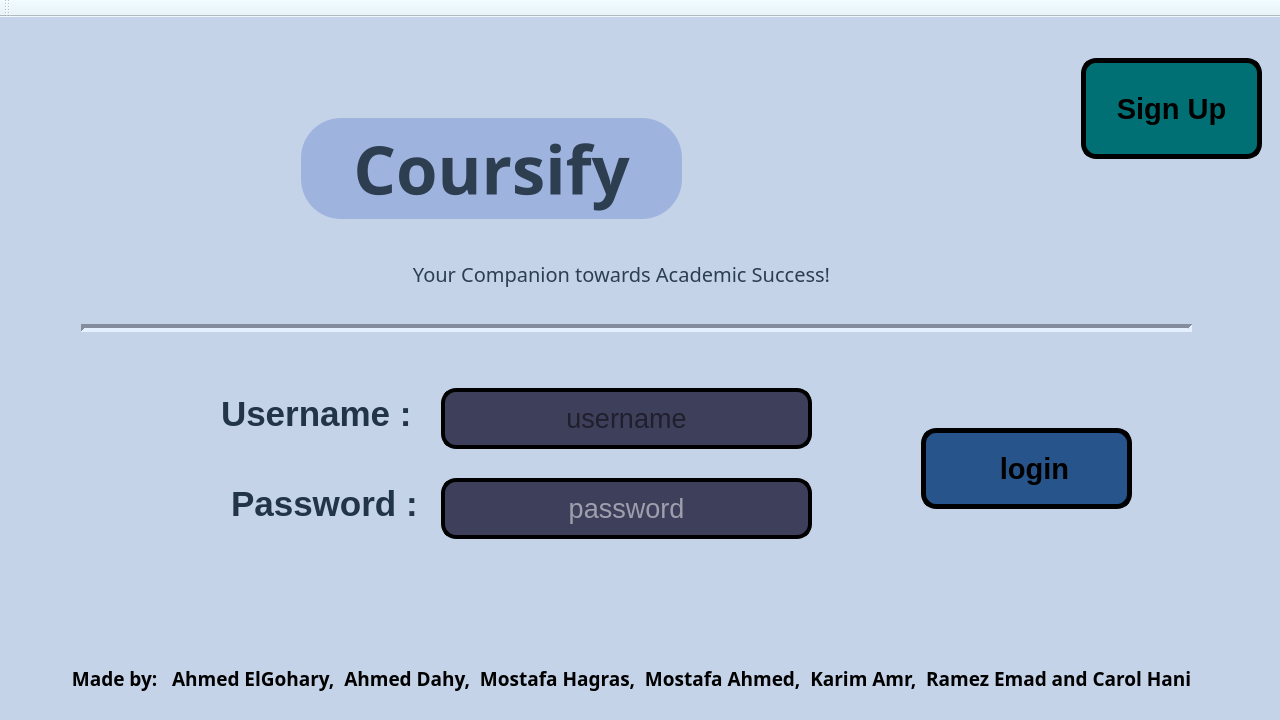
Above: Coursify.ui from Ahmed-ElGoharyy/Coursifyy before the change. Below: the same form after it.
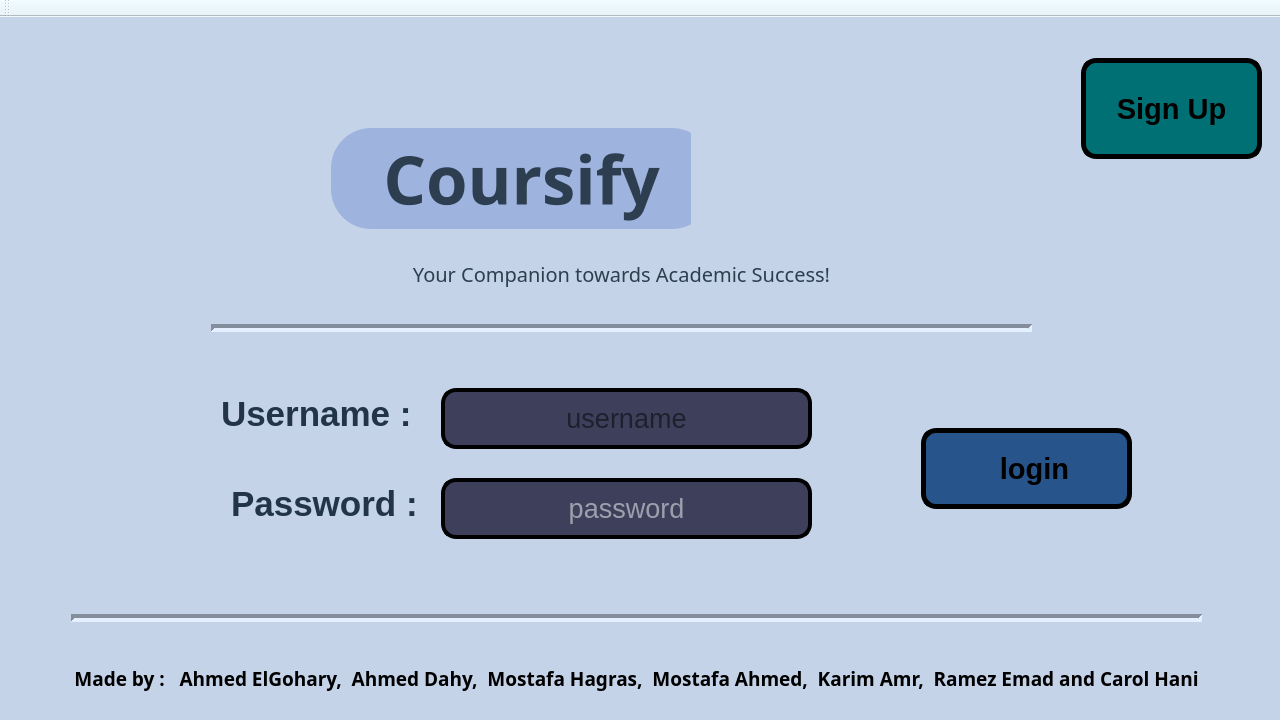
That is the form after the change. The open tabs and pages were chosen to show the change. Icons and pictures are not drawn.

```diff
--- a/Coursify.ui
+++ b/Coursify.ui
@@ -1028,9 +1028,9 @@
        <widget class="Line" name="line_3">
         <property name="geometry">
          <rect>
-          <x>70</x>
+          <x>200</x>
           <y>290</y>
-          <width>1111</width>
+          <width>821</width>
           <height>21</height>
          </rect>
         </property>
@@ -1915,8 +1915,8 @@
        <widget class="QLabel" name="label_8">
         <property name="geometry">
          <rect>
-          <x>690</x>
-          <y>30</y>
+          <x>680</x>
+          <y>50</y>
           <width>221</width>
           <height>161</height>
          </rect>
@@ -1934,8 +1934,8 @@
        <widget class="QLabel" name="label_9">
         <property name="geometry">
          <rect>
-          <x>290</x>
-          <y>90</y>
+          <x>320</x>
+          <y>100</y>
           <width>381</width>
           <height>101</height>
          </rect>
@@ -1999,7 +1999,7 @@
          <rect>
           <x>20</x>
           <y>630</y>
-          <width>1201</width>
+          <width>1211</width>
           <height>41</height>
          </rect>
         </property>
@@ -2018,9 +2018,9 @@
            <colorrole role="Button">
             <brush brushstyle="SolidPattern">
              <color alpha="255">
-              <red>4</red>
-              <green>4</green>
-              <blue>4</blue>
+              <red>197</red>
+              <green>211</green>
+              <blue>232</blue>
              </color>
             </brush>
            </colorrole>
@@ -2090,18 +2090,18 @@
            <colorrole role="Base">
             <brush brushstyle="SolidPattern">
              <color alpha="255">
-              <red>0</red>
-              <green>0</green>
-              <blue>0</blue>
+              <red>197</red>
+              <green>211</green>
+              <blue>232</blue>
              </color>
             </brush>
            </colorrole>
            <colorrole role="Window">
             <brush brushstyle="SolidPattern">
              <color alpha="255">
-              <red>4</red>
-              <green>4</green>
-              <blue>4</blue>
+              <red>197</red>
+              <green>211</green>
+              <blue>232</blue>
              </color>
             </brush>
            </colorrole>
@@ -2173,9 +2173,9 @@
            <colorrole role="Button">
             <brush brushstyle="SolidPattern">
              <color alpha="255">
-              <red>4</red>
-              <green>4</green>
-              <blue>4</blue>
+              <red>197</red>
+              <green>211</green>
+              <blue>232</blue>
              </color>
             </brush>
            </colorrole>
@@ -2245,18 +2245,18 @@
            <colorrole role="Base">
             <brush brushstyle="SolidPattern">
              <color alpha="255">
-              <red>0</red>
-              <green>0</green>
-              <blue>0</blue>
+              <red>197</red>
+              <green>211</green>
+              <blue>232</blue>
              </color>
             </brush>
            </colorrole>
            <colorrole role="Window">
             <brush brushstyle="SolidPattern">
              <color alpha="255">
-              <red>4</red>
-              <green>4</green>
-              <blue>4</blue>
+              <red>197</red>
+              <green>211</green>
+              <blue>232</blue>
              </color>
             </brush>
            </colorrole>
@@ -2328,9 +2328,9 @@
            <colorrole role="Button">
             <brush brushstyle="SolidPattern">
              <color alpha="255">
-              <red>4</red>
-              <green>4</green>
-              <blue>4</blue>
+              <red>197</red>
+              <green>211</green>
+              <blue>232</blue>
              </color>
             </brush>
            </colorrole>
@@ -2400,18 +2400,18 @@
            <colorrole role="Base">
             <brush brushstyle="SolidPattern">
              <color alpha="255">
-              <red>4</red>
-              <green>4</green>
-              <blue>4</blue>
+              <red>197</red>
+              <green>211</green>
+              <blue>232</blue>
              </color>
             </brush>
            </colorrole>
            <colorrole role="Window">
             <brush brushstyle="SolidPattern">
              <color alpha="255">
-              <red>4</red>
-              <green>4</green>
-              <blue>4</blue>
+              <red>197</red>
+              <green>211</green>
+              <blue>232</blue>
              </color>
             </brush>
            </colorrole>
@@ -2488,7 +2488,7 @@
          <number>-1</number>
         </property>
         <property name="text">
-         <string>Made by:   Ahmed ElGohary,  Ahmed Dahy,  Mostafa Hagras,  Mostafa Ahmed,  Karim Amr,  Ramez Emad and Carol Hani</string>
+         <string>Made by :   Ahmed ElGohary,  Ahmed Dahy,  Mostafa Hagras,  Mostafa Ahmed,  Karim Amr,  Ramez Emad and Carol Hani</string>
         </property>
         <property name="textFormat">
          <enum>Qt::TextFormat::MarkdownText</enum>
@@ -2500,6 +2500,529 @@
          <bool>false</bool>
         </property>
        </widget>
+       <widget class="QLabel" name="label_13">
+        <property name="geometry">
+         <rect>
+          <x>20</x>
+          <y>10</y>
+          <width>131</width>
+          <height>111</height>
+         </rect>
+        </property>
+        <property name="text">
+         <string/>
+        </property>
+        <property name="pixmap">
+         <pixmap>asu.png</pixmap>
+        </property>
+        <property name="scaledContents">
+         <bool>true</bool>
+        </property>
+       </widget>
+       <widget class="Line" name="line_5">
+        <property name="geometry">
+         <rect>
+          <x>60</x>
+          <y>580</y>
+          <width>1131</width>
+          <height>21</height>
+         </rect>
+        </property>
+        <property name="palette">
+         <palette>
+          <active>
+           <colorrole role="WindowText">
+            <brush brushstyle="SolidPattern">
+             <color alpha="255">
+              <red>0</red>
+              <green>0</green>
+              <blue>0</blue>
+             </color>
+            </brush>
+           </colorrole>
+           <colorrole role="Button">
+            <brush brushstyle="SolidPattern">
+             <color alpha="255">
+              <red>197</red>
+              <green>211</green>
+              <blue>232</blue>
+             </color>
+            </brush>
+           </colorrole>
+           <colorrole role="Light">
+            <brush brushstyle="SolidPattern">
+             <color alpha="255">
+              <red>255</red>
+              <green>255</green>
+              <blue>255</blue>
+             </color>
+            </brush>
+           </colorrole>
+           <colorrole role="Midlight">
+            <brush brushstyle="SolidPattern">
+             <color alpha="255">
+              <red>207</red>
+              <green>217</green>
+              <blue>239</blue>
+             </color>
+            </brush>
+           </colorrole>
+           <colorrole role="Dark">
+            <brush brushstyle="SolidPattern">
+             <color alpha="255">
+              <red>79</red>
+              <green>89</green>
+              <blue>111</blue>
+             </color>
+            </brush>
+           </colorrole>
+           <colorrole role="Mid">
+            <brush brushstyle="SolidPattern">
+             <color alpha="255">
+              <red>106</red>
+              <green>119</green>
+              <blue>149</blue>
+             </color>
+            </brush>
+           </colorrole>
+           <colorrole role="Text">
+            <brush brushstyle="SolidPattern">
+             <color alpha="255">
+              <red>0</red>
+              <green>0</green>
+              <blue>0</blue>
+             </color>
+            </brush>
+           </colorrole>
+           <colorrole role="BrightText">
+            <brush brushstyle="SolidPattern">
+             <color alpha="255">
+              <red>255</red>
+              <green>255</green>
+              <blue>255</blue>
+             </color>
+            </brush>
+           </colorrole>
+           <colorrole role="ButtonText">
+            <brush brushstyle="SolidPattern">
+             <color alpha="255">
+              <red>0</red>
+              <green>0</green>
+              <blue>0</blue>
+             </color>
+            </brush>
+           </colorrole>
+           <colorrole role="Base">
+            <brush brushstyle="SolidPattern">
+             <color alpha="255">
+              <red>197</red>
+              <green>211</green>
+              <blue>232</blue>
+             </color>
+            </brush>
+           </colorrole>
+           <colorrole role="Window">
+            <brush brushstyle="SolidPattern">
+             <color alpha="255">
+              <red>197</red>
+              <green>211</green>
+              <blue>232</blue>
+             </color>
+            </brush>
+           </colorrole>
+           <colorrole role="Shadow">
+            <brush brushstyle="SolidPattern">
+             <color alpha="255">
+              <red>0</red>
+              <green>0</green>
+              <blue>0</blue>
+             </color>
+            </brush>
+           </colorrole>
+           <colorrole role="AlternateBase">
+            <brush brushstyle="SolidPattern">
+             <color alpha="255">
+              <red>207</red>
+              <green>217</green>
+              <blue>239</blue>
+             </color>
+            </brush>
+           </colorrole>
+           <colorrole role="ToolTipBase">
+            <brush brushstyle="SolidPattern">
+             <color alpha="255">
+              <red>255</red>
+              <green>255</green>
+              <blue>220</blue>
+             </color>
+            </brush>
+           </colorrole>
+           <colorrole role="ToolTipText">
+            <brush brushstyle="SolidPattern">
+             <color alpha="255">
+              <red>0</red>
+              <green>0</green>
+              <blue>0</blue>
+             </color>
+            </brush>
+           </colorrole>
+           <colorrole role="PlaceholderText">
+            <brush brushstyle="SolidPattern">
+             <color alpha="127">
+              <red>0</red>
+              <green>0</green>
+              <blue>0</blue>
+             </color>
+            </brush>
+           </colorrole>
+           <colorrole role="Accent">
+            <brush brushstyle="SolidPattern">
+             <color alpha="255">
+              <red>255</red>
+              <green>255</green>
+              <blue>255</blue>
+             </color>
+            </brush>
+           </colorrole>
+          </active>
+          <inactive>
+           <colorrole role="WindowText">
+            <brush brushstyle="SolidPattern">
+             <color alpha="255">
+              <red>0</red>
+              <green>0</green>
+              <blue>0</blue>
+             </color>
+            </brush>
+           </colorrole>
+           <colorrole role="Button">
+            <brush brushstyle="SolidPattern">
+             <color alpha="255">
+              <red>197</red>
+              <green>211</green>
+              <blue>232</blue>
+             </color>
+            </brush>
+           </colorrole>
+           <colorrole role="Light">
+            <brush brushstyle="SolidPattern">
+             <color alpha="255">
+              <red>255</red>
+              <green>255</green>
+              <blue>255</blue>
+             </color>
+            </brush>
+           </colorrole>
+           <colorrole role="Midlight">
+            <brush brushstyle="SolidPattern">
+             <color alpha="255">
+              <red>207</red>
+              <green>217</green>
+              <blue>239</blue>
+             </color>
+            </brush>
+           </colorrole>
+           <colorrole role="Dark">
+            <brush brushstyle="SolidPattern">
+             <color alpha="255">
+              <red>79</red>
+              <green>89</green>
+              <blue>111</blue>
+             </color>
+            </brush>
+           </colorrole>
+           <colorrole role="Mid">
+            <brush brushstyle="SolidPattern">
+             <color alpha="255">
+              <red>106</red>
+              <green>119</green>
+              <blue>149</blue>
+             </color>
+            </brush>
+           </colorrole>
+           <colorrole role="Text">
+            <brush brushstyle="SolidPattern">
+             <color alpha="255">
+              <red>0</red>
+              <green>0</green>
+              <blue>0</blue>
+             </color>
+            </brush>
+           </colorrole>
+           <colorrole role="BrightText">
+            <brush brushstyle="SolidPattern">
+             <color alpha="255">
+              <red>255</red>
+              <green>255</green>
+              <blue>255</blue>
+             </color>
+            </brush>
+           </colorrole>
+           <colorrole role="ButtonText">
+            <brush brushstyle="SolidPattern">
+             <color alpha="255">
+              <red>0</red>
+              <green>0</green>
+              <blue>0</blue>
+             </color>
+            </brush>
+           </colorrole>
+           <colorrole role="Base">
+            <brush brushstyle="SolidPattern">
+             <color alpha="255">
+              <red>197</red>
+              <green>211</green>
+              <blue>232</blue>
+             </color>
+            </brush>
+           </colorrole>
+           <colorrole role="Window">
+            <brush brushstyle="SolidPattern">
+             <color alpha="255">
+              <red>197</red>
+              <green>211</green>
+              <blue>232</blue>
+             </color>
+            </brush>
+           </colorrole>
+           <colorrole role="Shadow">
+            <brush brushstyle="SolidPattern">
+             <color alpha="255">
+              <red>0</red>
+              <green>0</green>
+              <blue>0</blue>
+             </color>
+            </brush>
+           </colorrole>
+           <colorrole role="AlternateBase">
+            <brush brushstyle="SolidPattern">
+             <color alpha="255">
+              <red>207</red>
+              <green>217</green>
+              <blue>239</blue>
+             </color>
+            </brush>
+           </colorrole>
+           <colorrole role="ToolTipBase">
+            <brush brushstyle="SolidPattern">
+             <color alpha="255">
+              <red>255</red>
+              <green>255</green>
+              <blue>220</blue>
+             </color>
+            </brush>
+           </colorrole>
+           <colorrole role="ToolTipText">
+            <brush brushstyle="SolidPattern">
+             <color alpha="255">
+              <red>0</red>
+              <green>0</green>
+              <blue>0</blue>
+             </color>
+            </brush>
+           </colorrole>
+           <colorrole role="PlaceholderText">
+            <brush brushstyle="SolidPattern">
+             <color alpha="127">
+              <red>0</red>
+              <green>0</green>
+              <blue>0</blue>
+             </color>
+            </brush>
+           </colorrole>
+           <colorrole role="Accent">
+            <brush brushstyle="SolidPattern">
+             <color alpha="255">
+              <red>255</red>
+              <green>255</green>
+              <blue>255</blue>
+             </color>
+            </brush>
+           </colorrole>
+          </inactive>
+          <disabled>
+           <colorrole role="WindowText">
+            <brush brushstyle="SolidPattern">
+             <color alpha="255">
+              <red>79</red>
+              <green>89</green>
+              <blue>111</blue>
+             </color>
+            </brush>
+           </colorrole>
+           <colorrole role="Button">
+            <brush brushstyle="SolidPattern">
+             <color alpha="255">
+              <red>197</red>
+              <green>211</green>
+              <blue>232</blue>
+             </color>
+            </brush>
+           </colorrole>
+           <colorrole role="Light">
+            <brush brushstyle="SolidPattern">
+             <color alpha="255">
+              <red>255</red>
+              <green>255</green>
+              <blue>255</blue>
+             </color>
+            </brush>
+           </colorrole>
+           <colorrole role="Midlight">
+            <brush brushstyle="SolidPattern">
+             <color alpha="255">
+              <red>207</red>
+              <green>217</green>
+              <blue>239</blue>
+             </color>
+            </brush>
+           </colorrole>
+           <colorrole role="Dark">
+            <brush brushstyle="SolidPattern">
+             <color alpha="255">
+              <red>79</red>
+              <green>89</green>
+              <blue>111</blue>
+             </color>
+            </brush>
+           </colorrole>
+           <colorrole role="Mid">
+            <brush brushstyle="SolidPattern">
+             <color alpha="255">
+              <red>106</red>
+              <green>119</green>
+              <blue>149</blue>
+             </color>
+            </brush>
+           </colorrole>
+           <colorrole role="Text">
+            <brush brushstyle="SolidPattern">
+             <color alpha="255">
+              <red>79</red>
+              <green>89</green>
+              <blue>111</blue>
+             </color>
+            </brush>
+           </colorrole>
+           <colorrole role="BrightText">
+            <brush brushstyle="SolidPattern">
+             <color alpha="255">
+              <red>255</red>
+              <green>255</green>
+              <blue>255</blue>
+             </color>
+            </brush>
+           </colorrole>
+           <colorrole role="ButtonText">
+            <brush brushstyle="SolidPattern">
+             <color alpha="255">
+              <red>79</red>
+              <green>89</green>
+              <blue>111</blue>
+             </color>
+            </brush>
+           </colorrole>
+           <colorrole role="Base">
+            <brush brushstyle="SolidPattern">
+             <color alpha="255">
+              <red>197</red>
+              <green>211</green>
+              <blue>232</blue>
+             </color>
+            </brush>
+           </colorrole>
+           <colorrole role="Window">
+            <brush brushstyle="SolidPattern">
+             <color alpha="255">
+              <red>197</red>
+              <green>211</green>
+              <blue>232</blue>
+             </color>
+            </brush>
+           </colorrole>
+           <colorrole role="Shadow">
+            <brush brushstyle="SolidPattern">
+             <color alpha="255">
+              <red>0</red>
+              <green>0</green>
+              <blue>0</blue>
+             </color>
+            </brush>
+           </colorrole>
+           <colorrole role="AlternateBase">
+            <brush brushstyle="SolidPattern">
+             <color alpha="255">
+              <red>159</red>
+              <green>179</green>
+              <blue>223</blue>
+             </color>
+            </brush>
+           </colorrole>
+           <colorrole role="ToolTipBase">
+            <brush brushstyle="SolidPattern">
+             <color alpha="255">
+              <red>255</red>
+              <green>255</green>
+              <blue>220</blue>
+             </color>
+            </brush>
+           </colorrole>
+           <colorrole role="ToolTipText">
+            <brush brushstyle="SolidPattern">
+             <color alpha="255">
+              <red>0</red>
+              <green>0</green>
+              <blue>0</blue>
+             </color>
+            </brush>
+           </colorrole>
+           <colorrole role="PlaceholderText">
+            <brush brushstyle="SolidPattern">
+             <color alpha="127">
+              <red>79</red>
+              <green>89</green>
+              <blue>111</blue>
+             </color>
+            </brush>
+           </colorrole>
+           <colorrole role="Accent">
+            <brush brushstyle="SolidPattern">
+             <color alpha="255">
+              <red>217</red>
+              <green>229</green>
+              <blue>255</blue>
+             </color>
+            </brush>
+           </colorrole>
+          </disabled>
+         </palette>
+        </property>
+        <property name="font">
+         <font/>
+        </property>
+        <property name="styleSheet">
+         <string notr="true">color:#16404D;</string>
+        </property>
+        <property name="lineWidth">
+         <number>4</number>
+        </property>
+        <property name="orientation">
+         <enum>Qt::Orientation::Horizontal</enum>
+        </property>
+       </widget>
+       <zorder>label_6</zorder>
+       <zorder>login_password</zorder>
+       <zorder>line_3</zorder>
+       <zorder>login_button</zorder>
+       <zorder>login_username</zorder>
+       <zorder>signup_button</zorder>
+       <zorder>label_7</zorder>
+       <zorder>label_9</zorder>
+       <zorder>label_10</zorder>
+       <zorder>label_12</zorder>
+       <zorder>label_13</zorder>
+       <zorder>line_5</zorder>
+       <zorder>label_8</zorder>
       </widget>
       <widget class="QWidget" name="Admin_Panel"/>
       <widget class="QWidget" name="Student_Panel"/>
```
Left out of the diff: 7 changed lines with no effect on the pictures.
